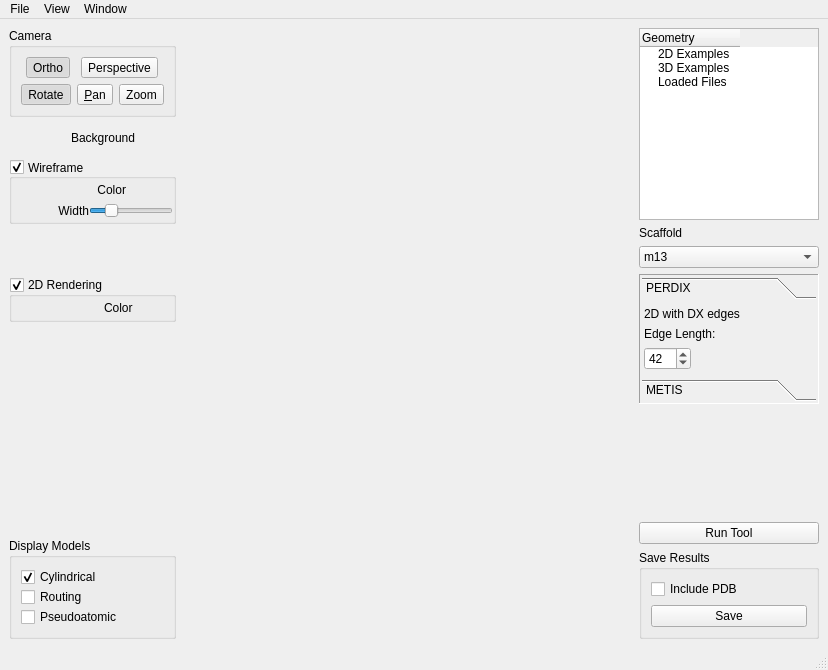
Old version of the form ui/AthenaMainWindow.ui in the repository lcbb/athena.
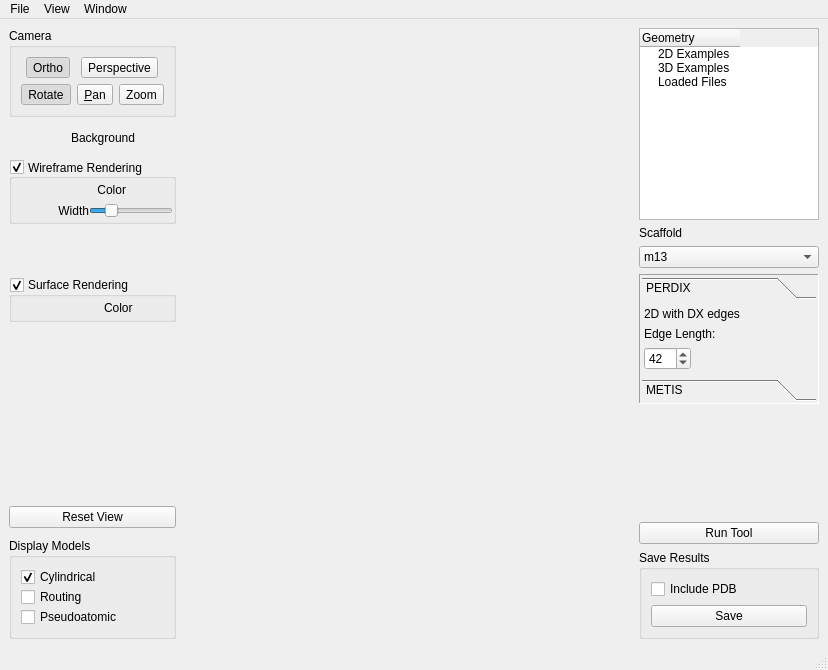
New version of the form. Custom widgets are drawn as their Qt base class.

Commit message: New colors, 'new' feature

What changed in the file:
```diff
--- a/ui/AthenaMainWindow.ui
+++ b/ui/AthenaMainWindow.ui
@@ -42,7 +42,7 @@
         </property>
         <item>
          <widget class="QWidget" name="inputSidebar" native="true">
-          <layout class="QVBoxLayout" name="inputSidebarLayout" stretch="0,0,0,0,0,0">
+          <layout class="QVBoxLayout" name="inputSidebarLayout" stretch="0,0,0,0,0,0,0">
            <property name="spacing">
             <number>10</number>
            </property>
@@ -216,7 +216,7 @@
               </size>
              </property>
              <property name="title">
-              <string>Wireframe</string>
+              <string>Wireframe Rendering</string>
              </property>
              <property name="alignment">
               <set>Qt::AlignLeading|Qt::AlignLeft|Qt::AlignVCenter</set>
@@ -418,7 +418,7 @@
                   <string notr="true"/>
                  </property>
                  <property name="title">
-                  <string>2D Rendering</string>
+                  <string>Surface Rendering</string>
                  </property>
                  <property name="alignment">
                   <set>Qt::AlignLeading|Qt::AlignLeft|Qt::AlignTop</set>
@@ -750,6 +750,13 @@
              </property>
             </spacer>
            </item>
+           <item>
+            <widget class="QPushButton" name="pushButton">
+             <property name="text">
+              <string>Reset View</string>
+             </property>
+            </widget>
+           </item>
            <item>
             <widget class="QGroupBox" name="showResultsBox">
              <property name="sizePolicy">
```
Left out of the diff: 8 changed lines with no effect on the pictures. The commit also changes 2 other files.
